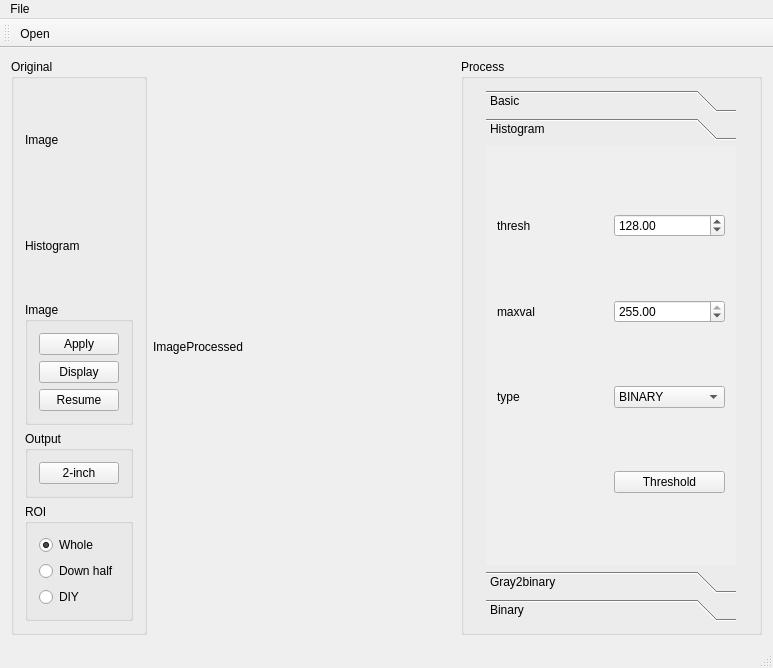
baidut/ITS, file OpenCarVision/mainwindow.ui: the form before one commit.
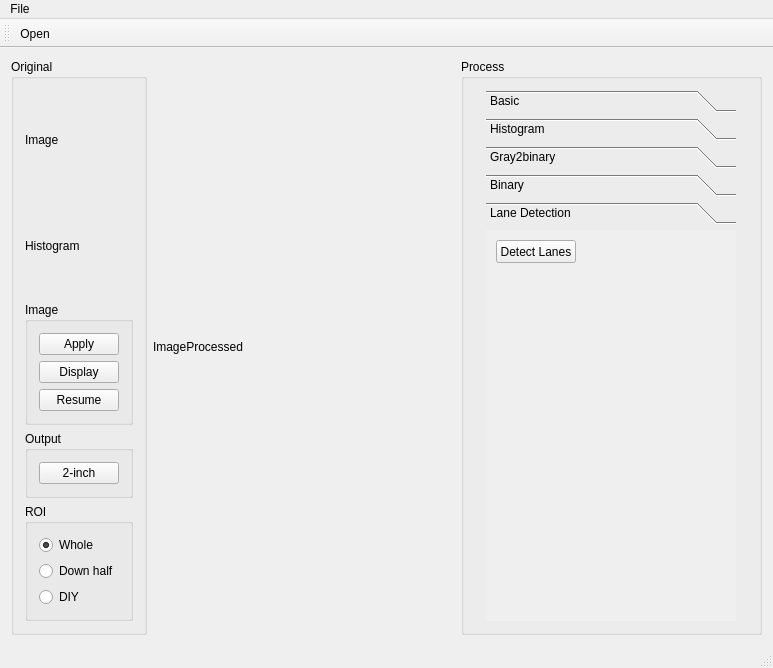
The form after the commit.

Commit message: fork LaneSystem, rebuild OpenCarVision

Patch:
```diff
--- a/OpenCarVision/mainwindow.ui
+++ b/OpenCarVision/mainwindow.ui
@@ -186,7 +186,7 @@
           </size>
          </property>
          <property name="currentIndex">
-          <number>1</number>
+          <number>4</number>
          </property>
          <widget class="QWidget" name="page_3">
           <property name="geometry">
@@ -221,13 +221,6 @@
                 </property>
                </widget>
               </item>
-              <item row="0" column="1">
-               <widget class="QPushButton" name="pushButton_detectLanes">
-                <property name="text">
-                 <string>Detect Lanes</string>
-                </property>
-               </widget>
-              </item>
               <item row="1" column="0">
                <widget class="QPushButton" name="pushButton_flip">
                 <property name="text">
@@ -313,7 +306,7 @@
             <x>0</x>
             <y>0</y>
             <width>250</width>
-            <height>392</height>
+            <height>366</height>
            </rect>
           </property>
           <attribute name="label">
@@ -579,6 +572,24 @@
            </item>
           </layout>
          </widget>
+         <widget class="QWidget" name="page_2">
+          <attribute name="label">
+           <string>Lane Detection</string>
+          </attribute>
+          <widget class="QPushButton" name="pushButton_detectLanes">
+           <property name="geometry">
+            <rect>
+             <x>10</x>
+             <y>10</y>
+             <width>80</width>
+             <height>23</height>
+            </rect>
+           </property>
+           <property name="text">
+            <string>Detect Lanes</string>
+           </property>
+          </widget>
+         </widget>
         </widget>
        </item>
       </layout>
```
Left out of the diff: 6 changed lines with no effect on the pictures. The commit also changes 32 other files.
